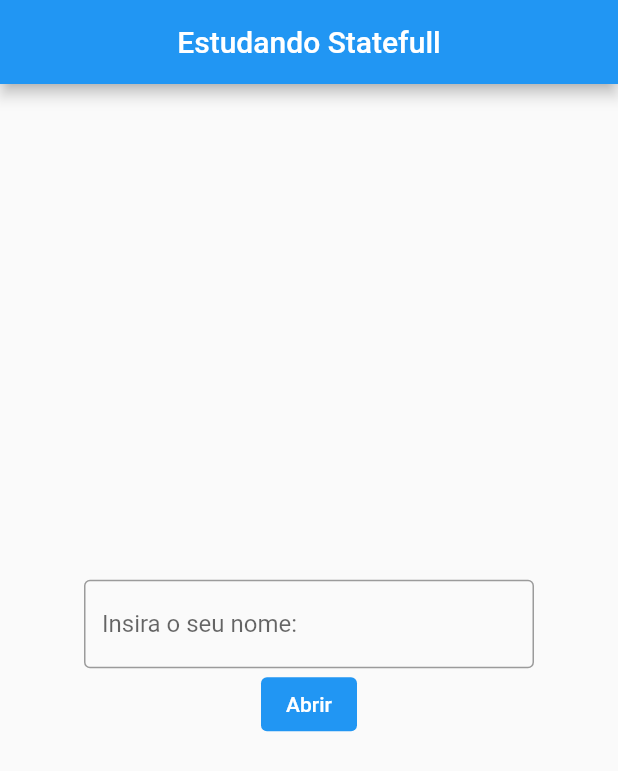
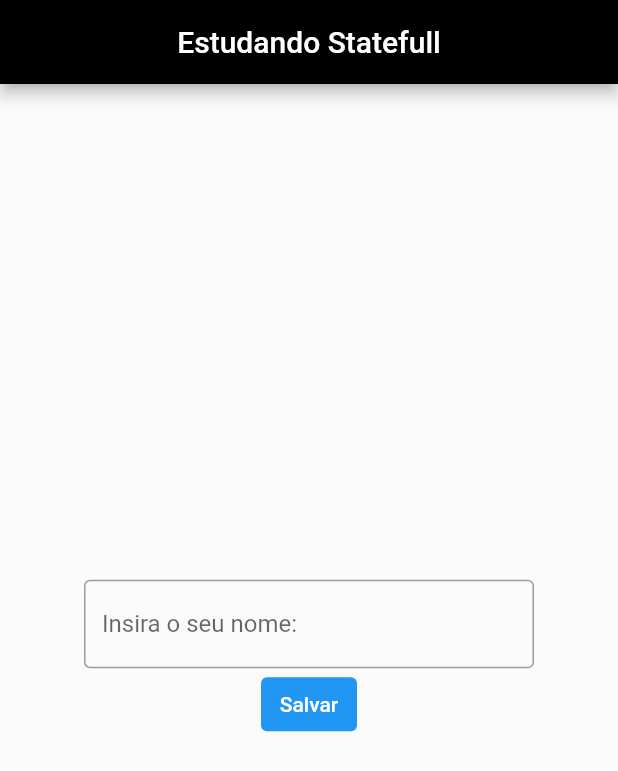
Before and after one commit to cahMartins/AtividadeMobile0405, a Flutter app: the screen it shows after launch, on a phone screen of 412 x 824 dp. Shown: the top 771 px of the screen. Run offline on Flutter 3.47's test engine with Material 2 defaults, Android fonts, the phone set to English and light mode, and no system bars.

Commit message:
Atividade de mobile 04/05/2022

```diff
--- a/lib/main.dart
+++ b/lib/main.dart
@@ -49,6 +49,7 @@ class _HomeState extends State<Home> {
           appBar: AppBar(
             title: Text("Estudando Statefull"),
             centerTitle: true,
+            backgroundColor: Colors.black,
           ),
           body: Center(
               child: Container(
@@ -69,8 +70,9 @@ class _HomeState extends State<Home> {
                       style: TextButton.styleFrom(
                         primary: Colors.white,
                         backgroundColor: Colors.blue,
+
                       ),
-                      child: Text('Abrir'),
+                      child: Text("Salvar"),
                     ),
                   ],
                 ),
```
